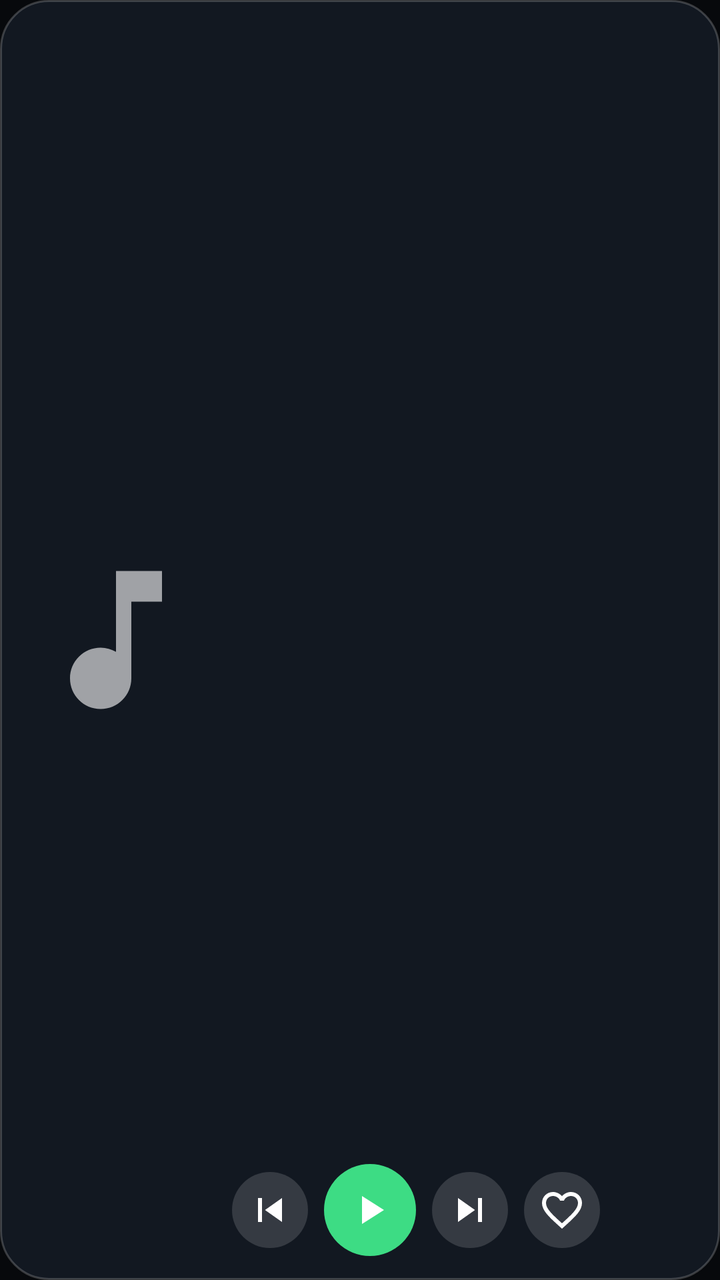
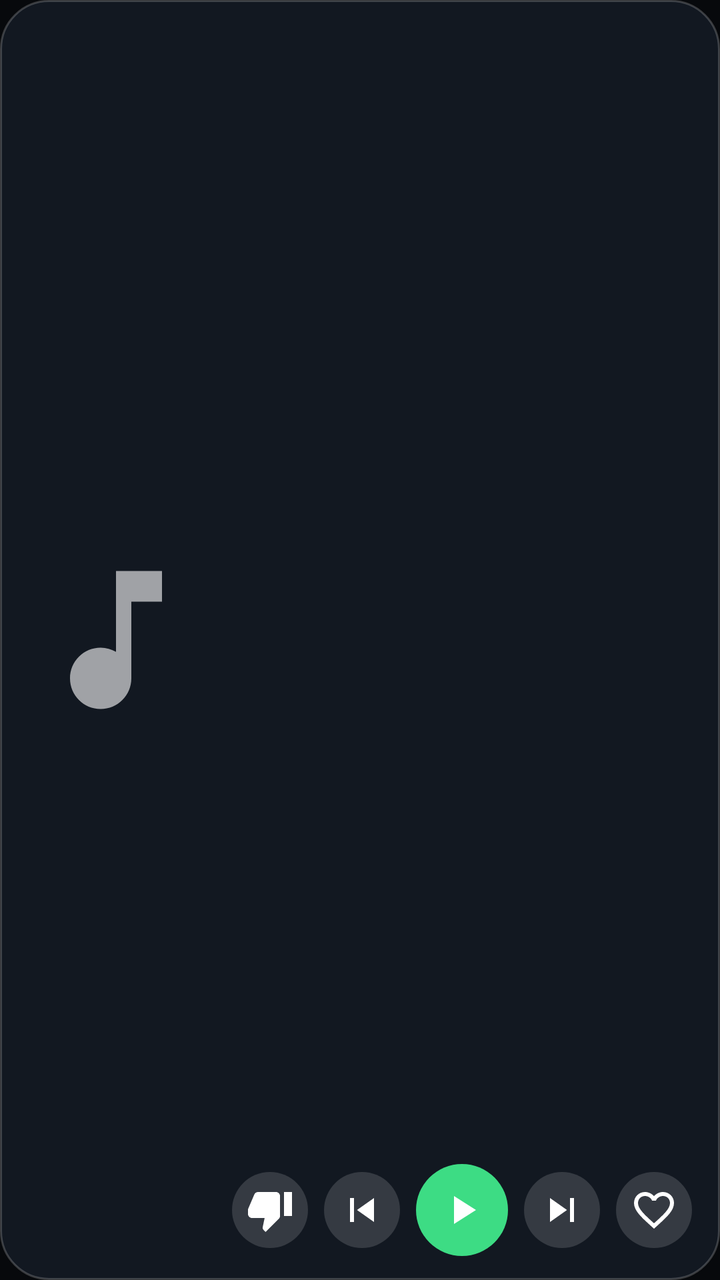

The first picture is an Android layout as it rendered before a commit; the second is the same layout after the commit. The layout source and the unified diff follow.
<!-- AndroidManifest.xml: application theme Theme.Ritmo -->
<!-- res/layout/widget_medium.xml -->
<?xml version="1.0" encoding="utf-8"?>
<LinearLayout xmlns:android="http://schemas.android.com/apk/res/android"
    android:id="@+id/w_root" android:layout_width="match_parent" android:layout_height="match_parent"
    android:background="@drawable/widget_bg" android:orientation="horizontal"
    android:gravity="center_vertical" android:padding="12dp">
    <ImageView android:id="@+id/w_cover" android:layout_width="92dp" android:layout_height="92dp"
        android:scaleType="centerCrop" android:src="@drawable/ic_w_note" />
    <LinearLayout android:layout_width="0dp" android:layout_height="match_parent" android:layout_weight="1"
        android:orientation="vertical" android:layout_marginStart="12dp">
        <TextView android:id="@+id/w_title" android:layout_width="match_parent" android:layout_height="wrap_content"
            android:textColor="#FFFFFFFF" android:textSize="15sp" android:textStyle="bold"
            android:maxLines="2" android:ellipsize="end" />
        <TextView android:id="@+id/w_artist" android:layout_width="match_parent" android:layout_height="wrap_content"
            android:textColor="#B3FFFFFF" android:textSize="12sp" android:singleLine="true" android:ellipsize="end" />
        <View android:layout_width="match_parent" android:layout_height="0dp" android:layout_weight="1" />
        <LinearLayout android:layout_width="match_parent" android:layout_height="wrap_content"
            android:orientation="horizontal" android:gravity="center_vertical">
            <ImageButton android:id="@+id/w_prev" android:layout_width="38dp" android:layout_height="38dp"
                android:background="@drawable/widget_btn" android:src="@drawable/ic_w_prev" android:padding="8dp"
                android:contentDescription="Anterior" />
            <ImageButton android:id="@+id/w_play" android:layout_width="46dp" android:layout_height="46dp"
                android:layout_marginStart="8dp" android:background="@drawable/widget_btn_main"
                android:src="@drawable/ic_w_play" android:padding="10dp" android:contentDescription="Reproducir o pausar" />
            <ImageButton android:id="@+id/w_next" android:layout_width="38dp" android:layout_height="38dp"
                android:layout_marginStart="8dp" android:background="@drawable/widget_btn"
                android:src="@drawable/ic_w_next" android:padding="8dp" android:contentDescription="Siguiente" />
            <ImageButton android:id="@+id/w_like" android:layout_width="38dp" android:layout_height="38dp"
                android:layout_marginStart="8dp" android:background="@drawable/widget_btn"
                android:src="@drawable/ic_w_heart" android:padding="8dp" android:contentDescription="Favorita" />
        </LinearLayout>
    </LinearLayout>
</LinearLayout>
<!-- resources referenced by this layout -->
<resources>
  <!-- drawable ic_w_heart (drawable) -->
  <vector xmlns:android="http://schemas.android.com/apk/res/android"
      android:width="24dp" android:height="24dp" android:viewportWidth="24" android:viewportHeight="24">
      <path android:fillColor="#FFFFFFFF" android:pathData="M16.5,3c-1.74,0 -3.41,0.81 -4.5,2.09C10.91,3.81 9.24,3 7.5,3 4.42,3 2,5.42 2,8.5c0,3.78 3.4,6.86 8.55,11.54L12,21.35l1.45,-1.32C18.6,15.36 22,12.28 22,8.5 22,5.42 19.58,3 16.5,3zM12.1,18.55l-0.1,0.1 -0.1,-0.1C7.14,14.24 4,11.39 4,8.5 4,6.5 5.5,5 7.5,5c1.54,0 3.04,0.99 3.57,2.36h1.87C13.46,5.99 14.96,5 16.5,5c2,0 3.5,1.5 3.5,3.5 0,2.89 -3.14,5.74 -7.9,10.05z" />
  </vector>
  <!-- drawable ic_w_next (drawable) -->
  <vector xmlns:android="http://schemas.android.com/apk/res/android"
      android:width="24dp" android:height="24dp" android:viewportWidth="24" android:viewportHeight="24">
      <path android:fillColor="#FFFFFFFF" android:pathData="M6,18l8.5,-6L6,6v12zM16,6v12h2V6h-2z" />
  </vector>
  <!-- drawable ic_w_note (drawable) -->
  <vector xmlns:android="http://schemas.android.com/apk/res/android"
      android:width="24dp" android:height="24dp" android:viewportWidth="24" android:viewportHeight="24">
      <path android:fillColor="#99FFFFFF" android:pathData="M12,3v10.55c-0.59,-0.34 -1.27,-0.55 -2,-0.55 -2.21,0 -4,1.79 -4,4s1.79,4 4,4 4,-1.79 4,-4V7h4V3h-6z" />
  </vector>
  <!-- drawable ic_w_play (drawable) -->
  <vector xmlns:android="http://schemas.android.com/apk/res/android"
      android:width="24dp" android:height="24dp" android:viewportWidth="24" android:viewportHeight="24">
      <path android:fillColor="#FFFFFFFF" android:pathData="M8,5v14l11,-7z" />
  </vector>
  <!-- drawable ic_w_prev (drawable) -->
  <vector xmlns:android="http://schemas.android.com/apk/res/android"
      android:width="24dp" android:height="24dp" android:viewportWidth="24" android:viewportHeight="24">
      <path android:fillColor="#FFFFFFFF" android:pathData="M6,6h2v12H6zM9.5,12l8.5,6V6z" />
  </vector>
  <!-- drawable widget_bg (drawable) -->
  <shape xmlns:android="http://schemas.android.com/apk/res/android" android:shape="rectangle">
      <solid android:color="#F2141A22" />
      <corners android:radius="24dp" />
      <stroke android:width="1dp" android:color="#33FFFFFF" />
  </shape>
  <!-- drawable widget_btn (drawable) -->
  <shape xmlns:android="http://schemas.android.com/apk/res/android" android:shape="oval">
      <solid android:color="#26FFFFFF" />
  </shape>
  <!-- drawable widget_btn_main (drawable) -->
  <shape xmlns:android="http://schemas.android.com/apk/res/android" android:shape="oval">
      <solid android:color="#FF3DDC84" />
  </shape>
  <style name="Theme.Ritmo" parent="android:Theme.Material.NoActionBar">
          <item name="android:windowBackground">@color/window_bg</item>
          <item name="android:statusBarColor">@android:color/transparent</item>
          <item name="android:navigationBarColor">@android:color/transparent</item>
      </style>
  <color name="window_bg">#FF07090C</color>
</resources>

<!-- the commit's change to res/layout/widget_medium.xml (unified diff, before → after) -->
@@ -15,6 +15,9 @@
         <View android:layout_width="match_parent" android:layout_height="0dp" android:layout_weight="1" />
         <LinearLayout android:layout_width="match_parent" android:layout_height="wrap_content"
             android:orientation="horizontal" android:gravity="center_vertical">
+            <ImageButton android:id="@+id/w_dislike" android:layout_width="38dp" android:layout_height="38dp"
+                android:layout_marginEnd="8dp" android:background="@drawable/widget_btn" android:src="@drawable/ic_w_dislike"
+                android:padding="8dp" android:contentDescription="No me gusta" />
             <ImageButton android:id="@+id/w_prev" android:layout_width="38dp" android:layout_height="38dp"
                 android:background="@drawable/widget_btn" android:src="@drawable/ic_w_prev" android:padding="8dp"
                 android:contentDescription="Anterior" />
<!-- resource entries referenced after the edit -->
@@ -1,5 +1,10 @@
 <!-- resources referenced by this layout -->
 <resources>
+  <!-- drawable ic_w_dislike (drawable) -->
+  <vector xmlns:android="http://schemas.android.com/apk/res/android"
+      android:width="24dp" android:height="24dp" android:viewportWidth="24" android:viewportHeight="24">
+      <path android:fillColor="#FFFFFFFF" android:pathData="M15,3H6c-0.83,0 -1.54,0.5 -1.84,1.22l-3.02,7.05c-0.09,0.23 -0.14,0.47 -0.14,0.73v2c0,1.1 0.9,2 2,2h6.31l-0.95,4.57c-0.02,0.1 -0.03,0.2 -0.03,0.31 0,0.41 0.17,0.79 0.44,1.06L9.83,23l6.59,-6.59c0.36,-0.36 0.58,-0.86 0.58,-1.41V5c0,-1.1 -0.9,-2 -2,-2zM19,3v12h4V3h-4z" />
+  </vector>
   <!-- drawable ic_w_heart (drawable) -->
   <vector xmlns:android="http://schemas.android.com/apk/res/android"
       android:width="24dp" android:height="24dp" android:viewportWidth="24" android:viewportHeight="24">
